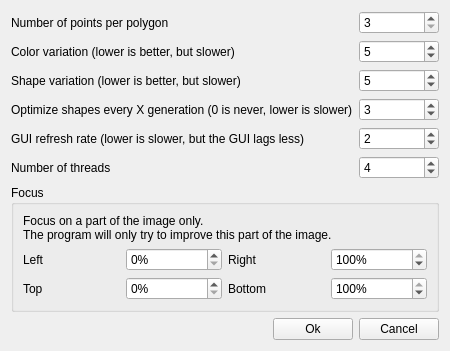
This is settingswidget.ui in tux3/Evolve as Qt 5 draws it before an edit. The edited form follows.
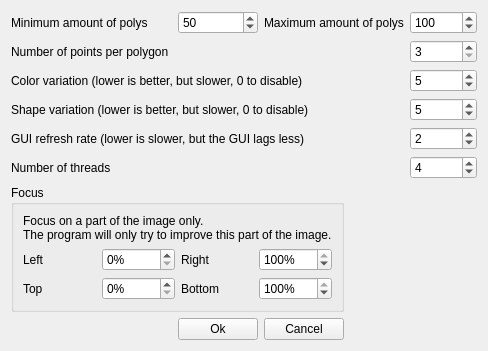
This is the edited form.

```diff
--- a/settingswidget.ui
+++ b/settingswidget.ui
@@ -7,13 +7,114 @@
     <x>0</x>
     <y>0</y>
     <width>445</width>
-    <height>342</height>
+    <height>351</height>
    </rect>
   </property>
   <property name="windowTitle">
    <string>Settings</string>
   </property>
   <layout class="QGridLayout" name="gridLayout">
+   <item row="1" column="4">
+    <widget class="QSpinBox" name="nPointsSpin">
+     <property name="minimum">
+      <number>3</number>
+     </property>
+     <property name="maximum">
+      <number>100</number>
+     </property>
+    </widget>
+   </item>
+   <item row="2" column="4">
+    <widget class="QSpinBox" name="colorVarSpin">
+     <property name="minimum">
+      <number>1</number>
+     </property>
+     <property name="maximum">
+      <number>255</number>
+     </property>
+     <property name="value">
+      <number>5</number>
+     </property>
+    </widget>
+   </item>
+   <item row="0" column="4">
+    <widget class="QSpinBox" name="maxPolysSpin">
+     <property name="minimum">
+      <number>1</number>
+     </property>
+     <property name="maximum">
+      <number>2000000000</number>
+     </property>
+     <property name="singleStep">
+      <number>1</number>
+     </property>
+     <property name="value">
+      <number>100</number>
+     </property>
+    </widget>
+   </item>
+   <item row="4" column="4">
+    <widget class="QSpinBox" name="guiRefreshSpin">
+     <property name="minimum">
+      <number>0</number>
+     </property>
+     <property name="maximum">
+      <number>1000</number>
+     </property>
+     <property name="singleStep">
+      <number>1</number>
+     </property>
+     <property name="value">
+      <number>2</number>
+     </property>
+    </widget>
+   </item>
+   <item row="3" column="4">
+    <widget class="QSpinBox" name="shapeVarSpin">
+     <property name="minimum">
+      <number>1</number>
+     </property>
+     <property name="maximum">
+      <number>1000</number>
+     </property>
+     <property name="singleStep">
+      <number>1</number>
+     </property>
+     <property name="value">
+      <number>5</number>
+     </property>
+    </widget>
+   </item>
+   <item row="8" column="1">
+    <widget class="QPushButton" name="okButton">
+     <property name="text">
+      <string>Ok</string>
+     </property>
+    </widget>
+   </item>
+   <item row="0" column="1">
+    <widget class="QSpinBox" name="minPolysSpin">
+     <property name="minimum">
+      <number>1</number>
+     </property>
+     <property name="maximum">
+      <number>2000000000</number>
+     </property>
+     <property name="singleStep">
+      <number>1</number>
+     </property>
+     <property name="value">
+      <number>50</number>
+     </property>
+    </widget>
+   </item>
+   <item row="0" column="0">
+    <widget class="QLabel" name="label_12">
+     <property name="text">
+      <string>Minimum amount of polys</string>
+     </property>
+    </widget>
+   </item>
    <item row="6" column="0" colspan="3">
     <widget class="QGroupBox" name="groupBox">
      <property name="title">
@@ -124,10 +225,10 @@
      </property>
     </widget>
    </item>
-   <item row="1" column="0" colspan="2">
+   <item row="2" column="0" colspan="4">
     <widget class="QLabel" name="label_2">
      <property name="text">
-      <string>Color variation (lower is better, but slower)</string>
+      <string>Color variation (lower is better, but slower, 0 to disable)</string>
      </property>
     </widget>
    </item>
@@ -144,127 +245,35 @@
      </property>
     </spacer>
    </item>
-   <item row="1" column="2">
-    <widget class="QSpinBox" name="colorVarSpin">
-     <property name="minimum">
-      <number>1</number>
-     </property>
-     <property name="maximum">
-      <number>255</number>
-     </property>
-     <property name="value">
-      <number>5</number>
-     </property>
-    </widget>
-   </item>
-   <item row="8" column="1">
-    <widget class="QPushButton" name="okButton">
-     <property name="text">
-      <string>Ok</string>
-     </property>
-    </widget>
-   </item>
-   <item row="0" column="2">
-    <widget class="QSpinBox" name="nPointsSpin">
-     <property name="minimum">
-      <number>3</number>
-     </property>
-     <property name="maximum">
-      <number>100</number>
-     </property>
-    </widget>
-   </item>
-   <item row="7" column="0" colspan="3">
-    <spacer name="verticalSpacer">
-     <property name="orientation">
-      <enum>Qt::Vertical</enum>
-     </property>
-     <property name="sizeHint" stdset="0">
-      <size>
-       <width>20</width>
-       <height>40</height>
-      </size>
-     </property>
-    </spacer>
-   </item>
-   <item row="0" column="0" colspan="2">
+   <item row="1" column="0" colspan="4">
     <widget class="QLabel" name="label">
      <property name="text">
       <string>Number of points per polygon</string>
      </property>
     </widget>
    </item>
-   <item row="2" column="0" colspan="2">
+   <item row="3" column="0" colspan="4">
     <widget class="QLabel" name="label_9">
      <property name="text">
-      <string>Shape variation (lower is better, but slower)</string>
+      <string>Shape variation (lower is better, but slower, 0 to disable)</string>
      </property>
     </widget>
    </item>
-   <item row="4" column="0" colspan="2">
+   <item row="4" column="0" colspan="4">
     <widget class="QLabel" name="label_10">
      <property name="text">
       <string>GUI refresh rate (lower is slower, but the GUI lags less)</string>
      </property>
     </widget>
    </item>
-   <item row="3" column="0" colspan="2">
-    <widget class="QLabel" name="label_8">
-     <property name="text">
-      <string>Optimize shapes every X generation (0 is never, lower is slower)</string>
-     </property>
-    </widget>
-   </item>
-   <item row="3" column="2">
-    <widget class="QSpinBox" name="shapeOptFreqSpin">
-     <property name="maximum">
-      <number>1000000</number>
-     </property>
-     <property name="value">
-      <number>3</number>
-     </property>
-    </widget>
-   </item>
-   <item row="2" column="2">
-    <widget class="QSpinBox" name="shapeVarSpin">
-     <property name="minimum">
-      <number>1</number>
-     </property>
-     <property name="maximum">
-      <number>1000</number>
-     </property>
-     <property name="singleStep">
-      <number>1</number>
-     </property>
-     <property name="value">
-      <number>5</number>
-     </property>
-    </widget>
-   </item>
-   <item row="4" column="2">
-    <widget class="QSpinBox" name="guiRefreshSpin">
-     <property name="minimum">
-      <number>0</number>
-     </property>
-     <property name="maximum">
-      <number>1000</number>
-     </property>
-     <property name="singleStep">
-      <number>1</number>
-     </property>
-     <property name="value">
-      <number>2</number>
-     </property>
-    </widget>
-   </item>
-   <item row="5" column="0">
+   <item row="5" column="0" colspan="4">
     <widget class="QLabel" name="label_11">
      <property name="text">
       <string>Number of threads</string>
      </property>
     </widget>
    </item>
-   <item row="5" column="2">
+   <item row="5" column="4">
     <widget class="QSpinBox" name="coreSpin">
      <property name="minimum">
       <number>1</number>
@@ -277,6 +286,13 @@
      </property>
     </widget>
    </item>
+   <item row="0" column="2" colspan="2">
+    <widget class="QLabel" name="label_13">
+     <property name="text">
+      <string>Maximum amount of polys</string>
+     </property>
+    </widget>
+   </item>
   </layout>
  </widget>
  <resources/>
```
Left out of the diff: 13 changed lines with no effect on the pictures.
